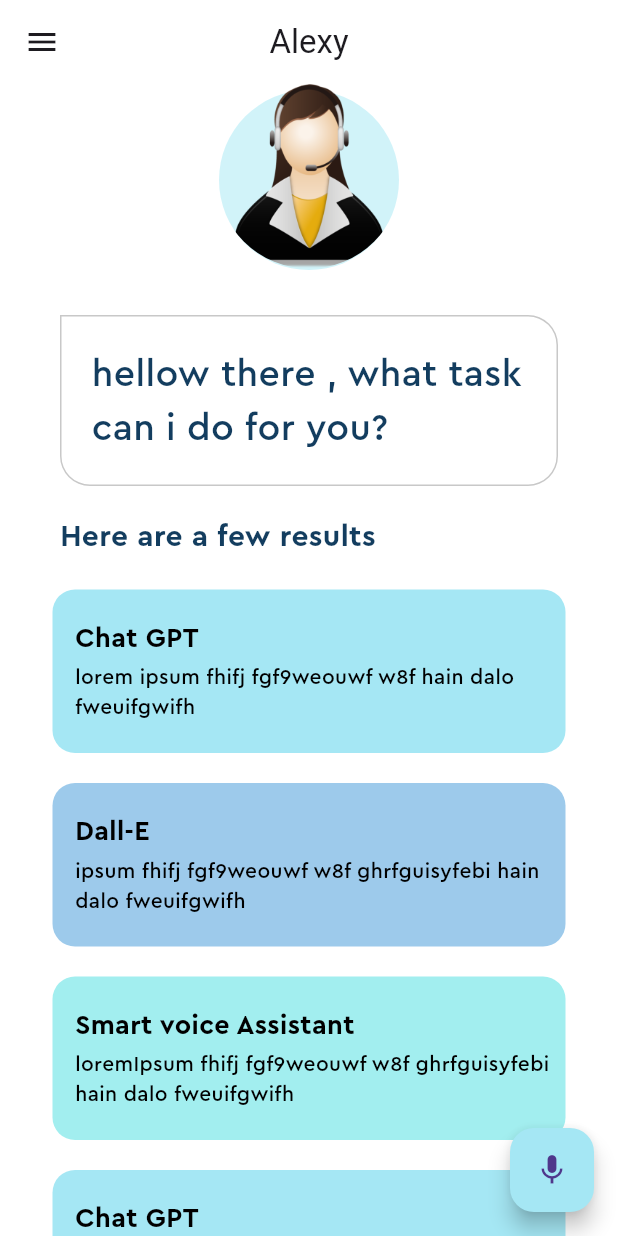
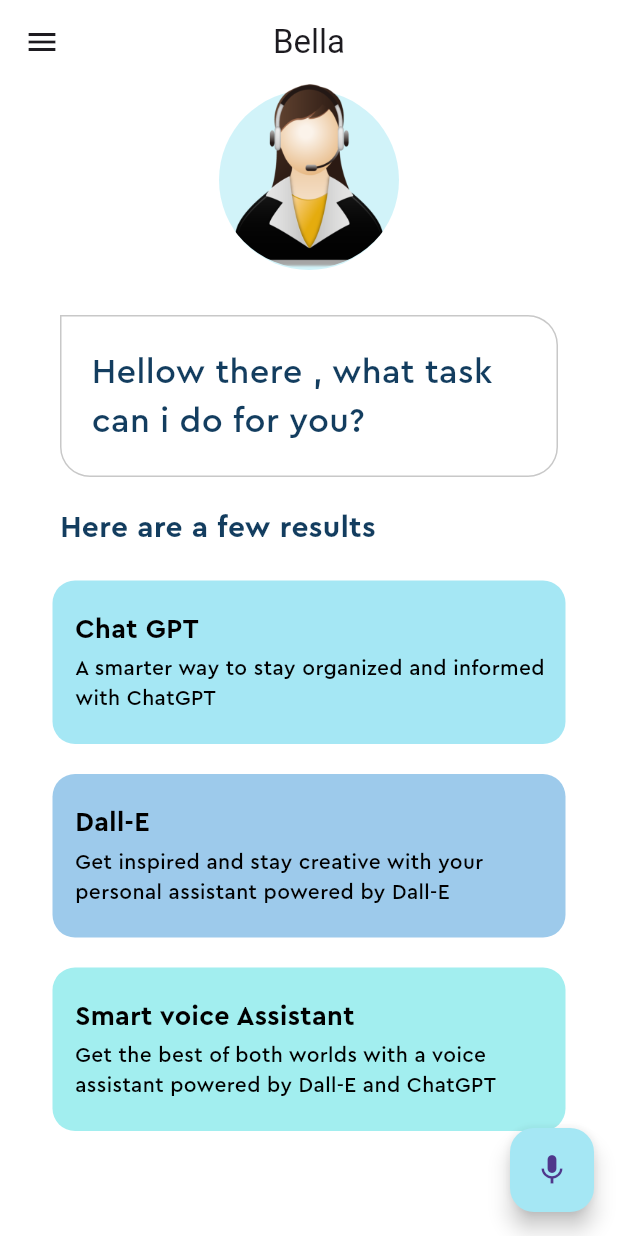
Before and after one commit to BIBINKB97/voice_assistant, a Flutter app: the screen it shows after launch, after a tap on the "mic" icon, on a phone screen of 412 x 824 dp. Run offline on Flutter 3.47's test engine with Material 2 defaults, Android fonts, the phone set to English and light mode, and no system bars; our stand-ins replace animate_do, flutter_tts, speech_to_text.

Commit message:
added animations and finished

```diff
--- a/lib/home_page/home_page.dart
+++ b/lib/home_page/home_page.dart
@@ -1,3 +1,4 @@
+import 'package:animate_do/animate_do.dart';
 import 'package:flutter/material.dart';
 import 'package:flutter_tts/flutter_tts.dart';
 import 'package:speech_to_text/speech_recognition_result.dart';
@@ -18,6 +19,8 @@ class _HomePageState extends State<HomePage> {
   SpeechToText speechToText = SpeechToText();
   String lastWords = '';
   final OpenAIService openAIService = OpenAIService();
+  String? generatedContent;
+  String? generatedImageUrl;
   @override
   void initState() {
     super.initState();
@@ -51,6 +54,10 @@ class _HomePageState extends State<HomePage> {
     });
   }
 
+  Future<void> systemSpeak(String content) async {
+    await flutterTts.speak(content);
+  }
+
   @override
   void dispose() {
     super.dispose();
@@ -62,14 +69,15 @@ class _HomePageState extends State<HomePage> {
   Widget build(BuildContext context) {
     return Scaffold(
       appBar: AppBar(
-        title: Text('Alexy'),
+        title: BounceInDown(child: Text('Bella')),
         centerTitle: true,
         leading: Icon(Icons.menu),
       ),
       body: SingleChildScrollView(
         child: Column(
           children: [
-            Stack(
+            ZoomIn(
+              child: Stack(
                 children: [
                   Center(
                     child: Container(
@@ -90,25 +98,34 @@ class _HomePageState extends State<HomePage> {
                                   'assets/images/virtualAssistant.png')))),
                 ],
               ),
-            Container(
+            ),
+            Visibility(
+              visible: generatedImageUrl == null,
+              child: Container(
                 padding: EdgeInsets.symmetric(horizontal: 20, vertical: 10),
                 margin: EdgeInsets.symmetric(horizontal: 40).copyWith(top: 30),
                 decoration: BoxDecoration(
-                  borderRadius:
-                      BorderRadius.circular(20).copyWith(topLeft: Radius.zero),
+                    borderRadius: BorderRadius.circular(20)
+                        .copyWith(topLeft: Radius.zero),
                     border: Border.all(color: Pallete.borderColor)),
                 child: Padding(
                   padding: const EdgeInsets.symmetric(vertical: 10.0),
                   child: Text(
-                  'hellow there , what task can i do for you?',
+                    generatedContent == null
+                        ? 'Hellow there , what task can i do for you?'
+                        : generatedContent!,
                     style: TextStyle(
                         color: Pallete.mainFontColor,
-                      fontSize: 25,
+                        fontSize: generatedContent == null ? 23 : 18,
                         fontFamily: 'Cera Pro'),
                   ),
                 ),
               ),
-            Container(
+            ),
+            if (generatedImageUrl != null) Image.network(generatedImageUrl!),
+            Visibility(
+              visible: generatedContent == null && generatedImageUrl == null,
+              child: Container(
                 alignment: Alignment.centerLeft,
                 padding: EdgeInsets.all(10),
                 margin: EdgeInsets.only(top: 10, left: 30),
@@ -121,35 +138,40 @@ class _HomePageState extends State<HomePage> {
                       fontWeight: FontWeight.bold),
                 ),
               ),
-            FeatureBox(
+            ),
+            Visibility(
+              visible: generatedContent == null && generatedImageUrl == null,
+              child: Column(
+                children: [
+                  SlideInLeft(
+                    duration: Duration(milliseconds: 700),
+                    child: FeatureBox(
                       color: Pallete.firstSuggestionBoxColor,
                       descriptionText:
-                  'lorem ipsum fhifj fgf9weouwf w8f hain dalo fweuifgwifh',
+                          'A smarter way to stay organized and informed with ChatGPT',
                       headerText: 'Chat GPT',
                     ),
-            FeatureBox(
+                  ),
+                  SlideInRight(
+                    duration: Duration(milliseconds: 700),
+                    child: FeatureBox(
                       color: Pallete.secondSuggestionBoxColor,
                       descriptionText:
-                  'ipsum fhifj fgf9weouwf w8f ghrfguisyfebi hain dalo fweuifgwifh',
+                          'Get inspired and stay creative with your personal assistant powered by Dall-E',
                       headerText: 'Dall-E',
                     ),
-            FeatureBox(
+                  ),
+                  SlideInUp(
+                    duration: Duration(milliseconds: 700),
+                    child: FeatureBox(
                       color: Pallete.thirdSuggestionBoxColor,
                       descriptionText:
-                  'loremIpsum fhifj fgf9weouwf w8f ghrfguisyfebi hain dalo fweuifgwifh',
+                          'Get the best of both worlds with a voice assistant powered by Dall-E and ChatGPT',
                       headerText: 'Smart voice Assistant',
                     ),
-            FeatureBox(
-              color: Pallete.firstSuggestionBoxColor,
-              descriptionText:
-                  'lorem ipsum fhifj fgf9weouwf w8f hain dalo fweuifgwifh',
-              headerText: 'Chat GPT',
                   ),
-            FeatureBox(
-              color: Pallete.secondSuggestionBoxColor,
-              descriptionText:
-                  'ipsum fhifj fgf9weouwf w8f ghrfguisyfebi hain dalo fweuifgwifh',
-              headerText: 'Dall-E',
+                ],
+              ),
             ),
           ],
         ),
@@ -160,13 +182,23 @@ class _HomePageState extends State<HomePage> {
           if (await speechToText.hasPermission && speechToText.isNotListening) {
             startListening();
           } else if (speechToText.isListening) {
-            await openAIService.isArtPromptAPI(lastWords);
+            final speech = await openAIService.isArtPromptAPI(lastWords);
+            if (speech.contains('http')) {
+              generatedImageUrl = speech;
+              generatedContent = null;
+              setState(() {});
+            } else {
+              generatedImageUrl = null;
+              generatedContent = speech;
+              setState(() {});
+              await systemSpeak(speech);
+            }
             stopListening();
           } else {
             initSpeechToText();
           }
         },
-        child: Icon(Icons.mic),
+        child: Icon(speechToText.isListening ? Icons.stop : Icons.mic),
       ),
     );
   }
--- a/pubspec.yaml
+++ b/pubspec.yaml
@@ -28,6 +28,7 @@ environment:
 # the latest version available on pub.dev. To see which dependencies have newer
 # versions available, run `flutter pub outdated`.
 dependencies:
+  animate_do: ^3.1.2
   cupertino_icons: ^1.0.2
   flutter:
     sdk: flutter
```
Also changed, not shown: pubspec.lock. Lines whose indentation alone changed are shown as unchanged.
